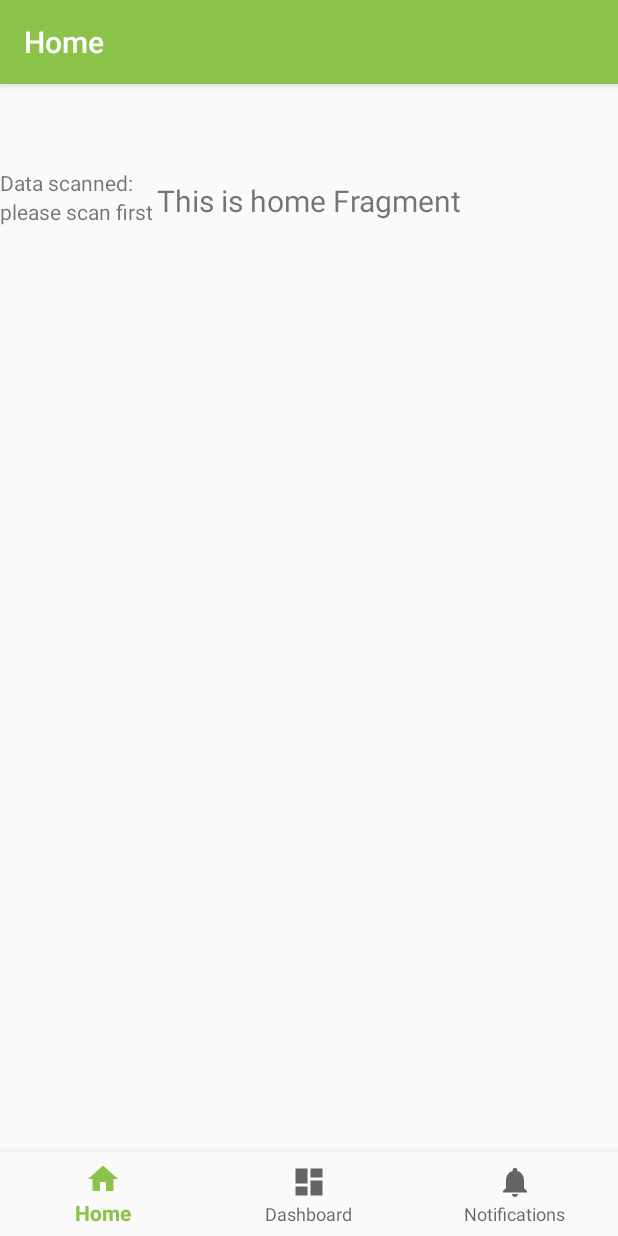
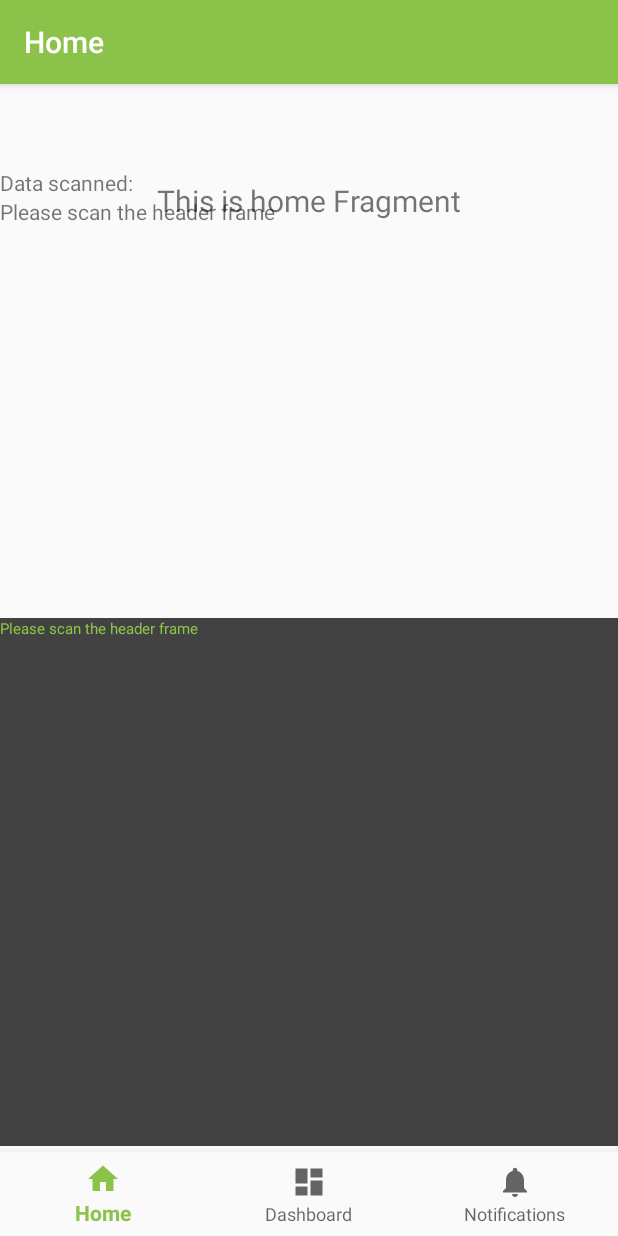
Before and after one commit to RexxarAng/SonicQR-Mobile, an Android app: the screen it shows after launch (MainActivity), on a phone screen of 412 x 824 dp. Run offline under Robolectric (Android 15) with nearby library versions, the phone set to English and light mode, and no system bars; our stand-ins replace navigation-ui; libraries missing offline, so code that uses them is left out: com.journeyapps.barcodescanner; plain views replace CompoundBarcodeView; 4 statements that could not run were skipped.

Commit message:
Added processing of filename in header packet and displaying of total runtime

```diff
--- a/app/src/main/java/com/sonicqr/qrcodescanner/ui/home/HomeFragment.kt
+++ b/app/src/main/java/com/sonicqr/qrcodescanner/ui/home/HomeFragment.kt
@@ -1,23 +1,17 @@
 package com.sonicqr.qrcodescanner.ui.home
 
 import android.content.ContentValues
-import android.content.Context
-import android.content.Intent
 import android.media.AudioManager
 import android.media.ToneGenerator
-import android.net.Uri
 import android.os.Bundle
 import android.util.SparseArray
 import android.view.LayoutInflater
 import android.view.View
 import android.view.ViewGroup
 import android.widget.TextView
-import android.widget.Toast
-import androidx.core.content.FileProvider
 import androidx.fragment.app.Fragment
 import androidx.lifecycle.Observer
 import androidx.lifecycle.ViewModelProviders
-import androidx.multidex.BuildConfig
 import com.google.zxing.ResultPoint
 import com.journeyapps.barcodescanner.BarcodeCallback
 import com.journeyapps.barcodescanner.BarcodeResult
@@ -27,12 +21,14 @@ import com.sonicqr.qrcodescanner.databinding.FragmentHomeBinding
 import com.sonicqr.qrcodescanner.storage.PayloadReaderContract
 import com.sonicqr.qrcodescanner.storage.PayloadReaderDbHelper
 import com.sonicqr.qrcodescanner.util.PayloadDecoder
-import java.io.File
+import java.time.Duration
 import java.time.LocalDateTime
-import java.util.*
+import java.time.format.DateTimeFormatter
 
 
 class HomeFragment : Fragment() {
+
+    private val enableLogging: Boolean = false
 
     private lateinit var binding: FragmentHomeBinding
 
@@ -47,11 +43,15 @@ class HomeFragment : Fragment() {
 
     private var barcodeView: CompoundBarcodeView? = null
 
+    private lateinit var txtOuput: TextView
+
     private val toneGen1 = ToneGenerator(AudioManager.STREAM_ALARM, 75)
     private lateinit var lastBeepDateTime: LocalDateTime;
     private val MAX_BEEP_INTERVAL_MS = 70; //70
     private val MAX_BEEP_REPEAT_INTERVAL_MS = 70; //200
     private val BEEP_DURATION_MS = 20; // to delay QR
+
+    private lateinit var receivedFirstPacketAt: LocalDateTime
 
     private val callback: BarcodeCallback = object : BarcodeCallback {
         override fun barcodeResult(result: BarcodeResult) {
@@ -84,6 +84,9 @@ class HomeFragment : Fragment() {
         this.barcodeView = root.findViewById(R.id.barcode_scanner);
         (this.barcodeView as CompoundBarcodeView).decodeContinuous(callback);
 
+        // UI
+        this.txtOuput = root.findViewById<TextView>(R.id.txtOuput)
+
         this.lastBeepDateTime = LocalDateTime.now();
 
         return root
@@ -108,16 +111,24 @@ class HomeFragment : Fragment() {
         val result = rawResult.text
 
         // Check header
-        val headerRegex = """@(\d+)\|(\S+)""".toRegex();
+        val headerRegex = """@(\d+)\|(.+)""".toRegex();
         val matchResult = headerRegex.find(result)
-        if (matchResult != null && matchResult.groups.count() > 0) {
-            val (lineCount, headerFileName) = matchResult.destructured
-            binding.txtScanned.text = "Going for $lineCount lines for file $headerFileName"
+
+//        this.logToOutput("decoding " + result)
+        if (matchResult != null && matchResult.groups.isNotEmpty()) {
+            val (lineCount, fileData) = matchResult.destructured
+            this.logToOutput("Going for $lineCount lines for file $fileData")
+            //binding.txtScanned.text = "Going for $lineCount lines for file $headerFileName"
 
             // Clear records
-            this.fileName = headerFileName
+            val fileAttributes = fileData.split('|')
+            this.fileName = fileAttributes[0]
             this.valuesList = Array(lineCount.toInt()) {""} // Init empty array
             this.insertCount = 0
+            this.logToOutput("File name ${this.fileName}")
+
+            this.logToOutput(fileData)
+            fileAttributes.forEach { this.logToOutput("- $it") }
             return
         }
 
@@ -146,30 +157,44 @@ class HomeFragment : Fragment() {
 
                 val firstDetectionOfFrame = valuesList[currentLineNumber] == "";
                 if (firstDetectionOfFrame) {
-                    savePayloadToDatabase(currentLineNumber, curData)
+                    valuesList[currentLineNumber] = curData
+//                    savePayloadToDatabase(currentLineNumber, curData)
                     insertCount ++;
+                }
 
+                val isAllDataReceived = this.checkAllDataReceived()
+                if (isAllDataReceived) {
+                    toneGen1.startTone(ToneGenerator.TONE_CDMA_EMERGENCY_RINGBACK, 100)
+                    val file = PayloadDecoder.decodeDataPacketsIntoFile(
+                        requireContext(), this.fileName, valuesList)
+                    PayloadDecoder.openFile(requireContext(), file)
+                }
+
+                // Audio Acknowledgement
+                if (firstDetectionOfFrame) {
                     if (now.isAfter(
                             this.lastBeepDateTime.plusNanos(MAX_BEEP_INTERVAL_MS * 1000000L))) {
                         toneGen1.startTone(beepTone, BEEP_DURATION_MS)
                         this.lastBeepDateTime = LocalDateTime.now()
                     }
-
                 }
-                else if (now.isAfter(
+                else if (
+                    now.isAfter(
                         this.lastBeepDateTime.plusNanos(MAX_BEEP_REPEAT_INTERVAL_MS * 1000000L))
                 ) {
                     toneGen1.startTone(beepTone, BEEP_DURATION_MS)
                     this.lastBeepDateTime = LocalDateTime.now();
                 }
 
-                valuesList[currentLineNumber] = curData
-
-                if (this.checkAllDataReceived()) {
-                    toneGen1.startTone(ToneGenerator.TONE_CDMA_EMERGENCY_RINGBACK, 100)
-                    val file = PayloadDecoder.decodeDataPacketsIntoFile(
-                        requireContext(), this.fileName, valuesList)
-                    PayloadDecoder.openFile(requireContext(), file)
+                // Calculate total time taken
+                if (firstDetectionOfFrame) {
+                    if (currentLineNumber == 0) {
+                        this.receivedFirstPacketAt = now
+                    }
+                    else if (isAllDataReceived) {
+                        val timeTakenToTransferFile = Duration.between(this.receivedFirstPacketAt, now)
+                        this.logToOutput("Time taken : " + timeTakenToTransferFile.toMillis() / 1000.0, true)
+                    }
                 }
             }
         }
@@ -179,8 +204,10 @@ class HomeFragment : Fragment() {
          */
 
         //txtScanned.text = "Total records: " + mapValues.size().toString();
-        binding.txtScanned.text = "Total records: $insertCount";
+//        binding.txtScanned.text = "Total records: $insertCount";
+        this.logToOutput("Total records: $insertCount")
     }
+
 
     private fun checkAllDataReceived(): Boolean {
         for (i in valuesList.indices) {
@@ -214,4 +241,13 @@ class HomeFragment : Fragment() {
 
     }
 
+    private fun logToOutput(text:String, force:Boolean = false) {
+        if (!enableLogging && !force) return
+
+        val current = LocalDateTime.now()
+        val formatter = DateTimeFormatter.ofPattern("yyyy-MM-dd HH:mm:ss.SSS")
+        val formatted = current.format(formatter)
+
+        this.txtOuput.text = formatted + " : " + text + "\n" + this.txtOuput.text
+    }
 }
--- a/app/src/main/res/layout/fragment_home.xml
+++ b/app/src/main/res/layout/fragment_home.xml
@@ -45,9 +45,24 @@
                     android:id="@+id/txtScanned"
                     android:layout_width="wrap_content"
                     android:layout_height="wrap_content"
-                    android:text="please scan first" />
+                    android:text="Please scan the header frame" />
             </LinearLayout>
         </ScrollView>
     </com.journeyapps.barcodescanner.CompoundBarcodeView>
 
+    <ScrollView
+        android:id="@+id/scrollView2"
+        android:layout_width="match_parent"
+        android:layout_height="match_parent"
+        android:layout_marginTop="300dp"
+        android:layout_marginBottom="60dp"
+        android:background="@color/cardview_dark_background">
+        <TextView
+            android:id="@+id/txtOuput"
+            android:layout_width="wrap_content"
+            android:layout_height="wrap_content"
+            android:textColor="@color/colorPrimary"
+            android:textSize="10dp"
+            android:text="Please scan the header frame"/>
+    </ScrollView>
 </androidx.constraintlayout.widget.ConstraintLayout>
```
